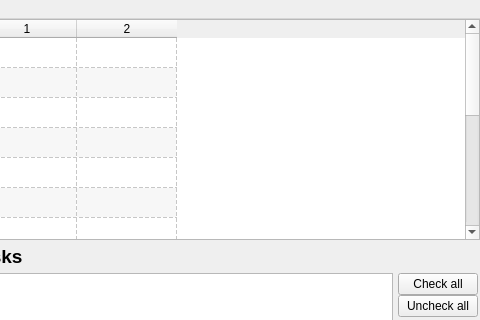
Above: uman/src/QUMainWindow.ui from UltraStar-Deluxe/UltraStar-Manager before the change; both pictures show x 435 to 915 and y 0 to 320 of the 915 by 594 pixel window. Below: the same form after it.
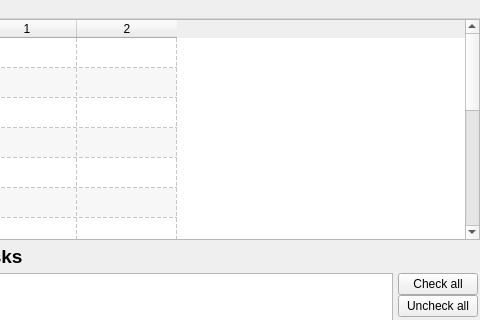
That is the form after the change. Icons and pictures are not drawn.

The edit to the form file:
```diff
--- a/uman/src/QUMainWindow.ui
+++ b/uman/src/QUMainWindow.ui
@@ -345,7 +345,7 @@
            <bool>false</bool>
           </property>
           <property name="rowCount" >
-           <number>14</number>
+           <number>15</number>
           </property>
           <property name="columnCount" >
            <number>2</number>
@@ -364,6 +364,7 @@
           <row/>
           <row/>
           <row/>
+          <row/>
           <column/>
           <column/>
          </widget>
```
